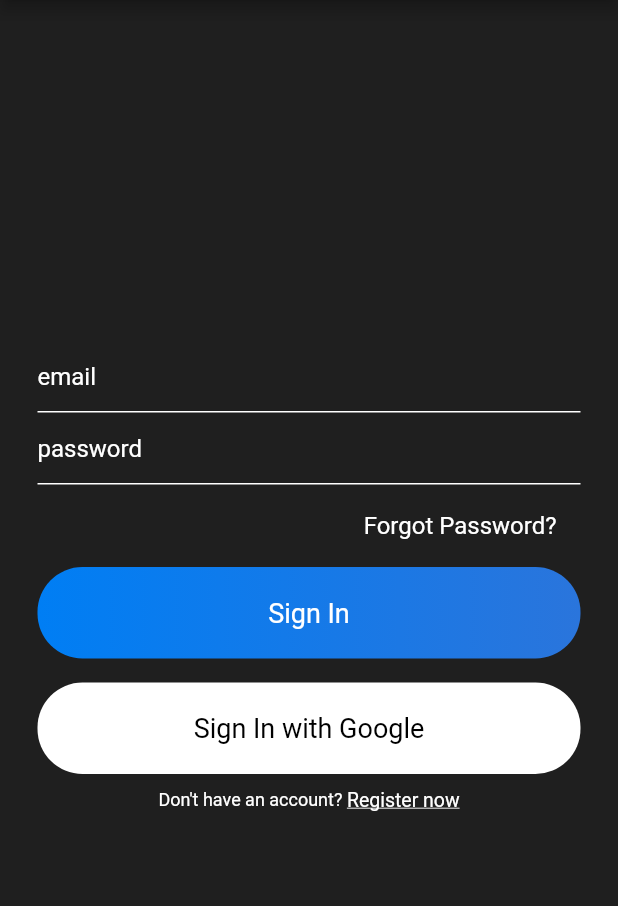
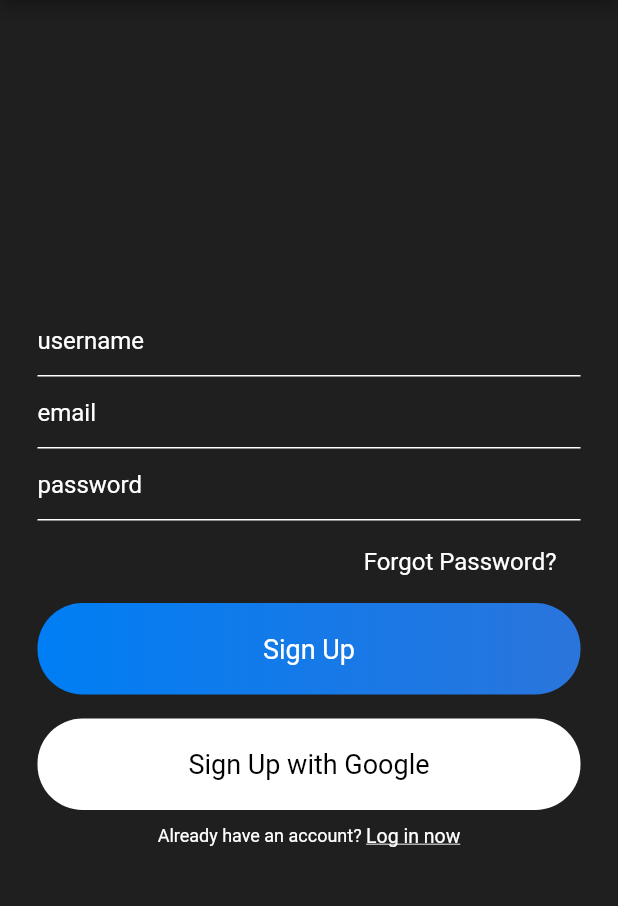
Before and after one commit to Brian-Mulei/flutter_chatapp, a Flutter app: the screen it shows after launch, on a phone screen of 412 x 824 dp, the part 84-990 px from its top. Run offline on Flutter 3.47's test engine with Material 2 defaults, Android fonts, the phone set to English and light mode, and no system bars.

Commit message:
Sign up page and Gradle

```diff
--- a/lib/main.dart
+++ b/lib/main.dart
@@ -1,5 +1,6 @@
 import 'package:flutter/material.dart';
 import 'package:flutter_chatapp/views/signin.dart';
+import 'package:flutter_chatapp/views/signup.dart';
 
 void main() {
   runApp(MyApp());
@@ -21,7 +22,7 @@ class MyApp extends StatelessWidget {
         // closer together (more dense) than on mobile platforms.
         visualDensity: VisualDensity.adaptivePlatformDensity,
       ),
-      home: Signin(),
+      home: signup(),
     );
   }
 }
--- a/lib/views/signup.dart
+++ b/lib/views/signup.dart
@@ -0,0 +1,107 @@
+import 'package:flutter/material.dart';
+import 'package:flutter_chatapp/widgets/widget.dart';
+
+class signup extends StatefulWidget {
+  @override
+  _signupState createState() => _signupState();
+}
+
+class _signupState extends State<signup> {
+  TextEditingController userNameTextEdittingControllerr = new TextEditingController();
+  TextEditingController emailTextEdittingControllerr = new TextEditingController();
+  TextEditingController passwordTextEdittingControllerr = new TextEditingController();
+
+  @override
+  Widget build(BuildContext context) {
+    return Scaffold(
+      appBar: appBarMain(context),
+      body:  Container(
+        alignment: Alignment.center,
+        child: Container(
+            padding: EdgeInsets.symmetric(horizontal: 25),
+            child: Column(
+              mainAxisSize: MainAxisSize.min,
+              children:[
+                TextField(
+                  controller: userNameTextEdittingControllerr,
+                  style: textFieldstyle(),
+                  decoration: textFieldInputDecoration("username"),
+                ),
+                TextField(
+                  controller: emailTextEdittingControllerr,
+                  style: textFieldstyle(),
+                  decoration: textFieldInputDecoration("email"),
+                ),
+                TextField(
+                  controller: passwordTextEdittingControllerr,
+                  style: textFieldstyle(),
+                  decoration: textFieldInputDecoration("password"),
+                ),
+                SizedBox(height: 10,),
+                Container(
+                  alignment: Alignment.centerRight,
+                  child: Container(
+                    padding: EdgeInsets.symmetric(horizontal: 16,vertical: 8),
+                    child: Text("Forgot Password?" , style: textFieldstyle()),
+                  ),
+                ),
+                SizedBox(height: 10,),
+                Container(
+                    alignment: Alignment.center,
+                    width: MediaQuery.of(context).size.width,
+                    padding: EdgeInsets.symmetric(vertical: 20),
+                    decoration: BoxDecoration(
+                        gradient: LinearGradient(
+                            colors: [
+                              const Color(0xff007ef4),
+                              const Color(0xff2a75dc),
+                            ]
+                        ),
+                        borderRadius: BorderRadius.circular(30)
+                    ),
+                    child: Text("Sign Up", style: TextStyle(
+                      color: Colors.white,
+                      fontSize: 18,
+                    ),
+                    )
+                ),
+                SizedBox(height: 16,),
+                Container(
+                    alignment: Alignment.center,
+                    width: MediaQuery.of(context).size.width,
+                    padding: EdgeInsets.symmetric(vertical: 20),
+                    decoration: BoxDecoration(
+                        color: Colors.white,
+                        borderRadius: BorderRadius.circular(30)
+                    ),
+                    child: Text("Sign Up with Google", style: TextStyle(
+                      color: Colors.black,
+                      fontSize: 18,
+                    ),
+
+
+                    )
+                ),
+                SizedBox(height: 10,),
+                Row(
+                  mainAxisAlignment: MainAxisAlignment.center,
+                  children: [
+                    Text("Already have an account? ", style: smalltext()),
+                    Text("Log in now", style: TextStyle(
+                        color: Colors.white,
+                        fontSize: 13,
+                        decoration: TextDecoration.underline
+                    )),
+
+                  ],
+                ),
+
+              ],
+            )
+
+        ),
+      ),
+
+    );
+  }
+}
```
Also changed, not shown: 4 other files.
